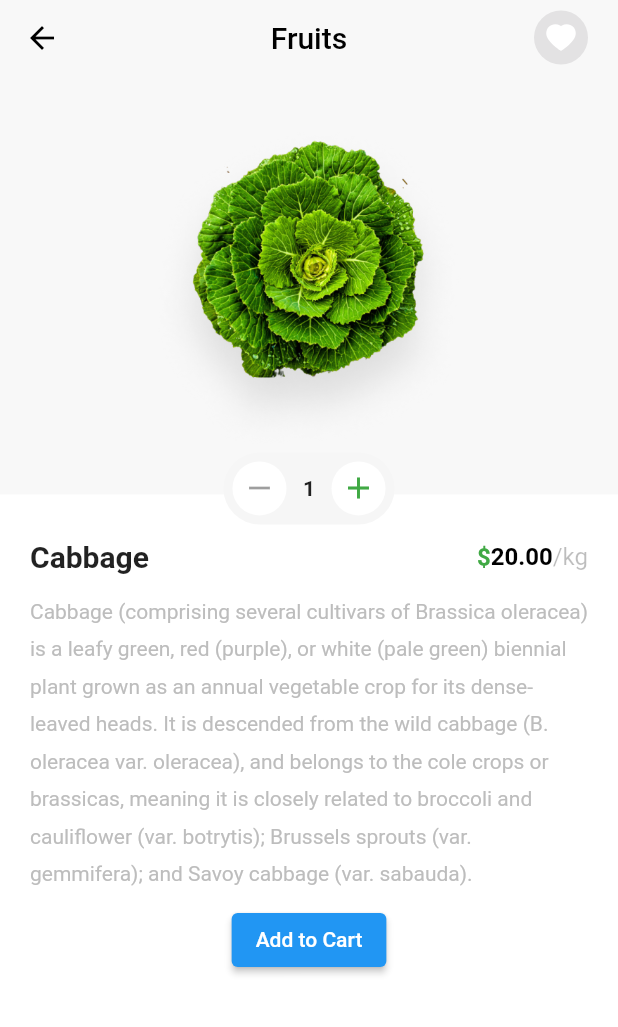
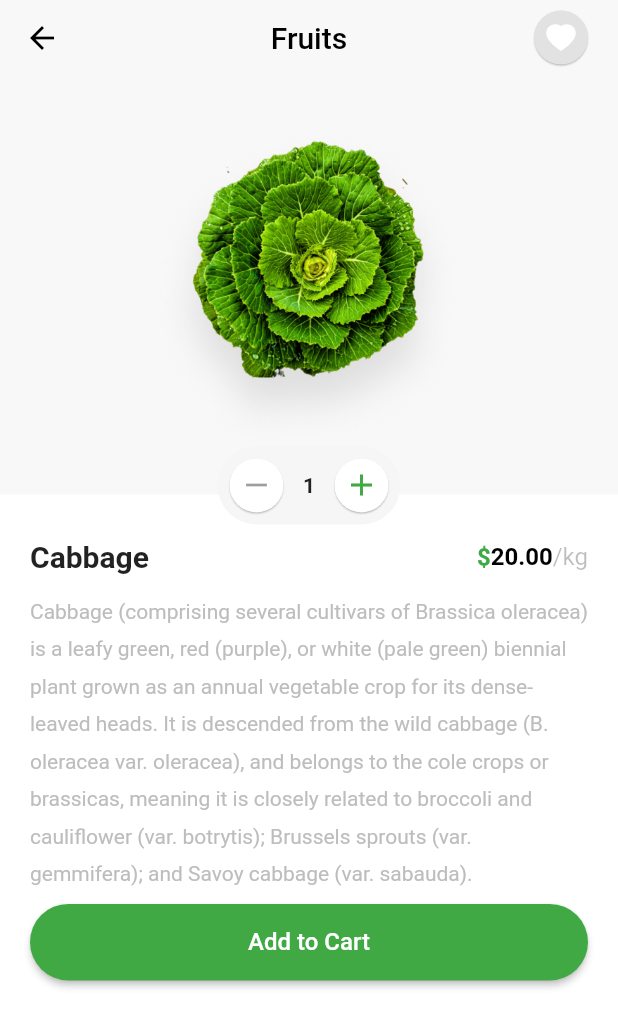
Before and after one commit to SiKirillo/awesome_flutter, a Flutter app: the screen it shows after launch, after a tap on "Cabbage", on a phone screen of 412 x 824 dp. Shown: the top 1027 px of the screen. Run offline on Flutter 3.47's test engine with Material 2 defaults, Android fonts, the phone set to English and light mode, and no system bars; our stand-ins replace cloud_firestore, firebase_auth, firebase_core, fl_chart, flutter_spinkit, flutter_svg and 2 more; accounts and stored records are empty.

Commit message:
material buttons -> elevated

```diff
--- a/plants_animated_shop/lib/src/features/details/screens/details_screen.dart
+++ b/plants_animated_shop/lib/src/features/details/screens/details_screen.dart
@@ -4,6 +4,7 @@ import 'package:plants_animated_shop/src/features/details/widgets/product_image.
 import 'package:plants_animated_shop/src/features/details/widgets/product_top_description.dart';
 import 'package:plants_animated_shop/src/features/shared/content_wrapper.dart';
 import 'package:plants_animated_shop/src/features/shared/favorite_button.dart';
+import 'package:plants_animated_shop/src/features/shared/primary_button.dart';
 import 'package:plants_animated_shop/src/features/shared/scrollable_wrapper.dart';
 import 'package:plants_animated_shop/src/models/product.dart';
 
@@ -93,9 +94,9 @@ class _DetailsScreenState extends State<DetailsScreen> {
                         const SizedBox(
                           height: kDefaultPadding / 2.0,
                         ),
-                        ElevatedButton(
-                          onPressed: _onAddToCartButtonHandler,
-                          child: const Text('Add to Cart'),
+                        PrimaryButton(
+                          title: 'Add to Cart',
+                          callback: _onAddToCartButtonHandler,
                         ),
                         const SizedBox(
                           height: kDefaultPadding / 2.0,
--- a/plants_animated_shop/lib/src/features/home/widgets/product_card.dart
+++ b/plants_animated_shop/lib/src/features/home/widgets/product_card.dart
@@ -21,7 +21,7 @@ class ProductCard extends StatelessWidget {
       child: Container(
         padding: const EdgeInsets.symmetric(
           vertical: 8.0,
-          horizontal: 10.0,
+          horizontal: 12.0,
         ),
         decoration: const BoxDecoration(
           color: kProductItemBackgroundColor,
--- a/plants_animated_shop/lib/src/features/shared/favorite_button.dart
+++ b/plants_animated_shop/lib/src/features/shared/favorite_button.dart
@@ -33,11 +33,13 @@ class _FavoriteButtonState extends State<FavoriteButton> {
     return SizedBox(
       height: widget.isSmall ? 22.0 : 36.0,
       width: widget.isSmall ? 22.0 : 36.0,
-      child: MaterialButton(
-        shape: const CircleBorder(),
-        elevation: 0.0,
-        color: const Color(0xFFE3E2E3),
-        padding: EdgeInsets.zero,
+      child: ElevatedButton(
+        style: ElevatedButton.styleFrom(
+          primary: const Color(0xFFE3E2E3),
+          shape: const CircleBorder(),
+          padding: EdgeInsets.zero,
+          elevation: 0.5,
+        ),
         onPressed: _onTapHandler,
         child: SvgPicture.asset(
           'assets/icons/heart.svg',
--- /dev/null
+++ b/plants_animated_shop/lib/src/features/shared/primary_button.dart
@@ -0,0 +1,39 @@
+import 'package:flutter/material.dart';
+import 'package:plants_animated_shop/src/constants.dart';
+
+class PrimaryButton extends StatelessWidget {
+  final String title;
+  final VoidCallback callback;
+  final double width;
+
+  const PrimaryButton({
+    Key? key,
+    required this.title,
+    required this.callback,
+    this.width = double.infinity,
+  }) : super(key: key);
+
+  @override
+  Widget build(BuildContext context) {
+    return SizedBox(
+      width: width,
+      child: ElevatedButton(
+        style: ElevatedButton.styleFrom(
+          primary: kPrimaryColor,
+          shape: const StadiumBorder(),
+          padding: const EdgeInsets.symmetric(vertical: 16.0, horizontal: 20.0),
+        ),
+        onPressed: callback,
+        child: Text(
+          title,
+          style: const TextStyle(
+            color: Colors.white,
+            fontSize: 16.0,
+          ),
+          textAlign: TextAlign.center,
+          maxLines: 1,
+        ),
+      ),
+    );
+  }
+}
--- a/plants_animated_shop/lib/src/features/shared/rounded_button.dart
+++ b/plants_animated_shop/lib/src/features/shared/rounded_button.dart
@@ -15,17 +15,24 @@ class RoundedButton extends StatelessWidget {
 
   @override
   Widget build(BuildContext context) {
-    return MaterialButton(
-      padding: EdgeInsets.zero,
-      shape: const CircleBorder(),
-      elevation: 0.0,
-      color: Colors.white,
-      height: 36.0,
-      minWidth: 36.0,
-      onPressed: callback,
-      child: Icon(
-        iconData,
-        color: color,
+    return Padding(
+      padding: const EdgeInsets.all(8.0),
+      child: SizedBox(
+        height: 36.0,
+        width: 36.0,
+        child: ElevatedButton(
+          style: ElevatedButton.styleFrom(
+            primary: Colors.white,
+            shape: const CircleBorder(),
+            padding: EdgeInsets.zero,
+            elevation: 0.5,
+          ),
+          onPressed: callback,
+          child: Icon(
+            iconData,
+            color: color,
+          ),
+        ),
       ),
     );
   }
```
